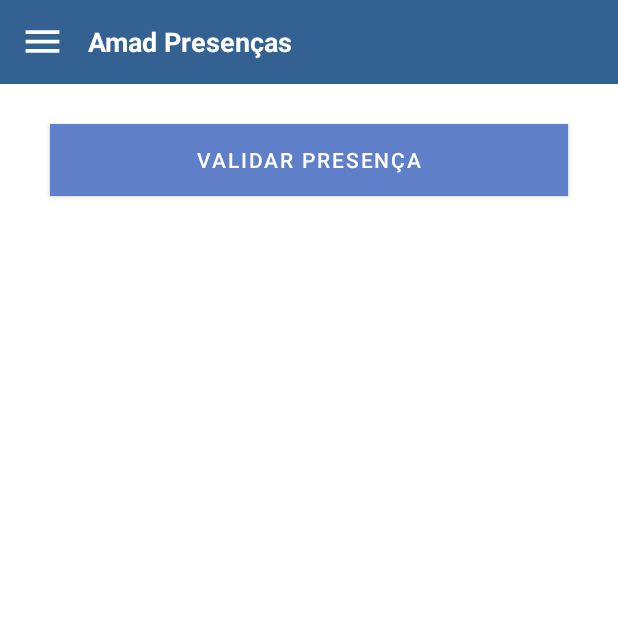
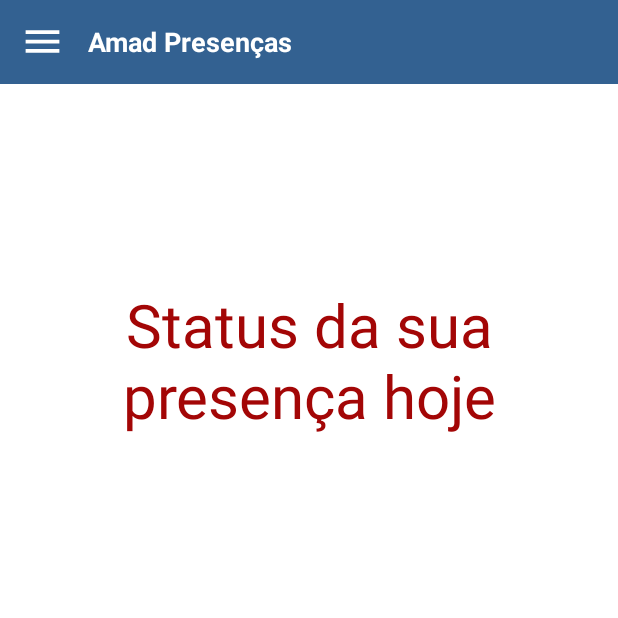
Before and after one commit to Cassioelias1/app_controle_frequencia, an Android app: the PresencasFragment screen opened through its navigation route, on a phone screen of 412 x 824 dp, the top half of it. Run offline under Robolectric (Android 15) with nearby library versions, the phone set to English and light mode, and no system bars; our stand-ins replace navigation-ui.

```diff
--- a/app/src/main/java/com/example/beacon/LoginActivity.java
+++ b/app/src/main/java/com/example/beacon/LoginActivity.java
@@ -47,7 +47,8 @@ public class LoginActivity extends AppCompatActivity {
         EditText editSenha = findViewById(R.id.editPassword);
         String email = editEmail.getText().toString();
         String senha = editSenha.getText().toString();
-        if (!Util.isNullOrEmpty(email) && !Util.isNullOrEmpty(senha)) {
+        redirectToCentralApp();
+        /*if (!Util.isNullOrEmpty(email) && !Util.isNullOrEmpty(senha)) {
             API.validarLogin(new Callback<List<Academico>>() {
                 @Override
                 public void onResponse(Call<List<Academico>> call, Response<List<Academico>> response) {
@@ -71,7 +72,7 @@ public class LoginActivity extends AppCompatActivity {
 
         } else {
             Toast.makeText(this, "Não foi informado o E-mail ou a Senha!", Toast.LENGTH_LONG).show();
-        }
+        }*/
     }
 
     private void redirectToCentralApp() {
--- a/app/src/main/java/com/example/beacon/StatusFragment.java
+++ b/app/src/main/java/com/example/beacon/StatusFragment.java
@@ -4,15 +4,22 @@ import android.os.Bundle;
 import android.view.LayoutInflater;
 import android.view.View;
 import android.view.ViewGroup;
-import android.widget.Button;
 import android.widget.TextView;
 
 import androidx.fragment.app.Fragment;
 
-import com.example.beacon.context.Context;
+import com.example.beacon.api.API;
+import com.example.beacon.api.models.Presenca;
+
+import java.time.LocalDateTime;
+
+import retrofit2.Call;
+import retrofit2.Callback;
+import retrofit2.Response;
 
 public class StatusFragment extends Fragment {
     private static final String KEY_SIMULATE_BEACON = "5F469-D4GG-4AHA-SA5U0";
+    private static final String ID_SIMULATE_ACADEMICO = "2";
 
     public StatusFragment() {
         // Required empty public constructor
@@ -21,22 +28,55 @@ public class StatusFragment extends Fragment {
     @Override
     public View onCreateView(LayoutInflater inflater, ViewGroup container, Bundle savedInstanceState) {
         final View view = inflater.inflate(R.layout.fragment_status, container, false);
-        final Button button = view.findViewById(R.id.buttonTeste);
-        final TextView textView = view.findViewById(R.id.textViewTeste);
+//        final Button button = view.findViewById(R.id.buttonTeste);
+        final TextView textView = view.findViewById(R.id.textViewStatus);
+        onInitThread(textView);
 
-        if (button != null) {
-            button.setOnClickListener(new View.OnClickListener() {
-                @Override
-                public void onClick(View v) {
-                    //Implementar algo do tipo Context para armazenar o academico logado
-                    //String mensagemRetorno = StatusService.Instance().validarPresencaByBeacon("123", "1");
-                    //Usar o SharedPreferences ??????
-                    String mensagemRetorno = Context.getAcademicoId().toString();
-                    textView.setText(mensagemRetorno);
-                }
-            });
-        }
+//        if (button != null) {
+//            button.setOnClickListener(new View.OnClickListener() {
+//                @Override
+//                public void onClick(View v) {
+//                    String mensagemRetorno = Context.getAcademicoId().toString();
+//                    //validarPresenca();
+//                }
+//            });
+//        }
 
         return view;
     }
+
+    private void onInitThread(final TextView textView) {
+        final boolean[] presencaValidada = {false};
+        new Thread() {
+            @Override
+            public void run() {
+                while (!presencaValidada[0]) {
+                    try {
+                        LocalDateTime agora = LocalDateTime.now();
+                        LocalDateTime primeiroHorario = LocalDateTime.of(agora.getYear(), agora.getMonth(), agora.getDayOfMonth(), 17, 42);
+                        if (agora.getHour() == primeiroHorario.getHour() && agora.getMinute() == primeiroHorario.getMinute()){
+                            presencaValidada[0] = true;
+                            Presenca presenca = new Presenca(ID_SIMULATE_ACADEMICO, KEY_SIMULATE_BEACON, LocalDateTime.now().toString());
+                            API.validarPresenca(presenca, new Callback<Presenca>() {
+                                @Override
+                                public void onResponse(Call<Presenca> call, Response<Presenca> response) {
+                                    if (response.body() != null){
+                                        textView.setText(response.body().getMensagemRetorno());
+                                    }
+                                }
+
+                                @Override
+                                public void onFailure(Call<Presenca> call, Throwable t) {
+                                    textView.setText("Erro ao validar sua presença, iremos realizar uma nova tentativa em um minuto.");
+//                                    presencaValidada[0] = false;
+                                }
+                            });
+                        }
+                    } catch (Exception e) {
+                        e.printStackTrace();
+                    }
+                }
+            }
+        }.start();
+    }
 }
--- a/app/src/main/java/com/example/beacon/api/API.java
+++ b/app/src/main/java/com/example/beacon/api/API.java
@@ -13,7 +13,7 @@ import retrofit2.Retrofit;
 import retrofit2.converter.gson.GsonConverterFactory;
 
 public class API {
-    private static final String URL = "https://047e4fd69250.ngrok.io ";
+    private static final String URL = "https://24bf5b82e51c.ngrok.io";
 
     private static Retrofit retrofit = new Retrofit.Builder()
             .baseUrl(URL)
@@ -28,11 +28,11 @@ public class API {
         call.enqueue(callback);
     }
 
-    public static void validarPresenca(final Callback<Presenca> callback) {
+    public static void validarPresenca(Presenca presenca, final Callback<Presenca> callback) {
         PresencaEndPoint endPoint = retrofit.create(PresencaEndPoint.class);
         Call<Presenca> call;
 
-        call = endPoint.getPresencas();
+        call = endPoint.validarPresenca(presenca);
         call.enqueue(callback);
     }
 
--- a/app/src/main/java/com/example/beacon/api/endpoints/PresencaEndPoint.java
+++ b/app/src/main/java/com/example/beacon/api/endpoints/PresencaEndPoint.java
@@ -3,12 +3,18 @@ package com.example.beacon.api.endpoints;
 import com.example.beacon.api.models.Presenca;
 
 import retrofit2.Call;
+import retrofit2.http.Body;
 import retrofit2.http.GET;
+import retrofit2.http.POST;
 
 public interface PresencaEndPoint {
     @GET("/api/presencas")
     Call<Presenca> getPresencas();
 
+    @POST("/api/presencas")
+    Call<Presenca> validarPresenca(@Body Presenca presenca);
+
+
 //    @GET("/api/escola/login")
 //    Call<Escola> GetEscolasByCodigoSenha(@Query("usuario_smart") final String usuario_smart, @Query("senha_smart") final String senha_smart);
 }
--- a/app/src/main/java/com/example/beacon/services/StatusService.java
+++ b/app/src/main/java/com/example/beacon/services/StatusService.java
@@ -16,7 +16,8 @@ public class StatusService {
         //Fazer um find no servidor por esse id afim de encontrar a sala que o beacon representa
         //validar a presença do aluno, retornar um boolean para confirmar o sucesso?
         final String[] messageReturn = {"Não foi possível validar sua presença"};
-        API.validarPresenca(new Callback<Presenca>() {
+        Presenca presenca = new Presenca();
+        API.validarPresenca(presenca, new Callback<Presenca>() {
             @Override
             public void onResponse(Call<Presenca> call, Response<Presenca> response) {
                 if (response.body() != null) {
--- a/app/src/main/res/layout/fragment_status.xml
+++ b/app/src/main/res/layout/fragment_status.xml
@@ -16,19 +16,29 @@
             android:layout_height="match_parent"
             android:orientation="vertical">
 
-            <Button
-                android:id="@+id/buttonTeste"
+            <TextView
                 android:layout_width="match_parent"
                 android:layout_height="wrap_content"
-                android:layout_marginLeft="50px"
-                android:layout_marginTop="40px"
-                android:layout_marginRight="50px"
-                android:background="#ACD3DA"
-                android:text="Validar presença" />
+                android:layout_weight="1"
+                android:layout_marginTop="200px"
+                android:text="Status da sua presença hoje"
+                android:textSize="60px"
+                android:textColor="@color/colorRed"
+                android:gravity="center" />
+
+<!--            <Button-->
+<!--                android:id="@+id/buttonTeste"-->
+<!--                android:layout_width="match_parent"-->
+<!--                android:layout_height="wrap_content"-->
+<!--                android:layout_marginLeft="50px"-->
+<!--                android:layout_marginTop="40px"-->
+<!--                android:layout_marginRight="50px"-->
+<!--                android:background="#ACD3DA"-->
+<!--                android:text="Validar presença" />-->
             <!-- Mostrar alerta de quanto tempo falta para computar a presença? -->
 
             <TextView
-                android:id="@+id/textViewTeste"
+                android:id="@+id/textViewStatus"
                 android:layout_width="match_parent"
                 android:layout_height="wrap_content"
                 android:layout_weight="1"
--- a/app/src/main/res/values/colors.xml
+++ b/app/src/main/res/values/colors.xml
@@ -6,4 +6,5 @@
     <color name="colorDrawer">#1749A7</color>
     <color name="colorWhite">#FFFFFF</color>
     <color name="colorBlack">#000000</color>
+    <color name="colorRed">#A30606</color>
 </resources>
```
Also changed, not shown: app/src/main/java/com/example/beacon/api/models/Presenca.java (+28 -33 lines).
